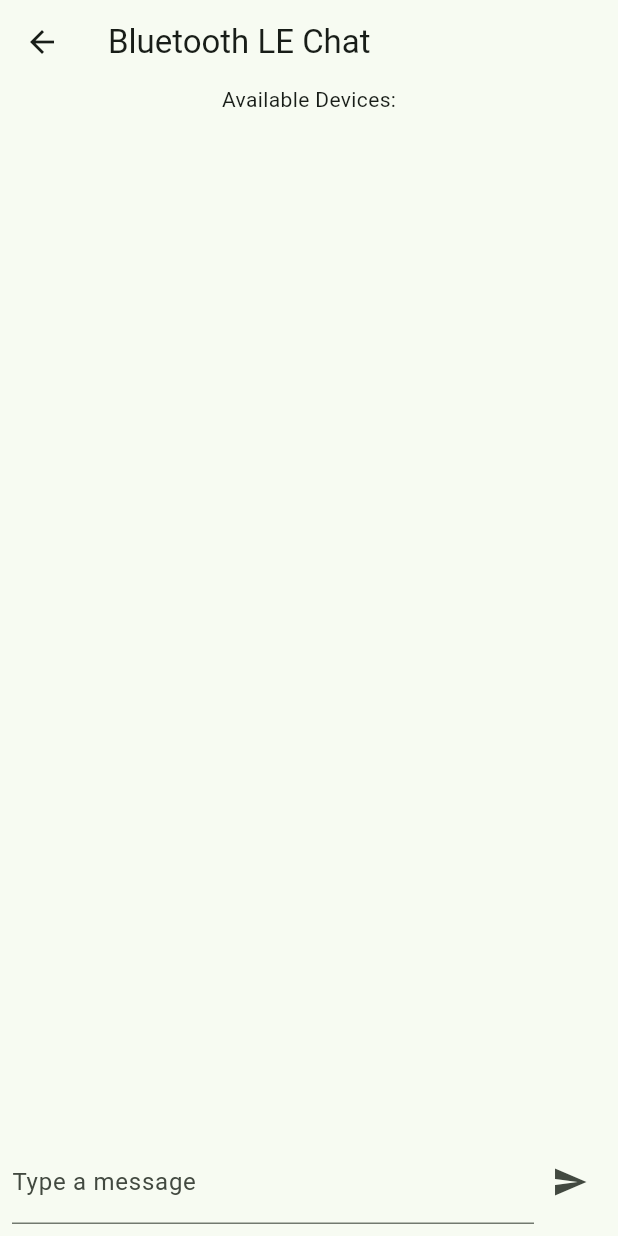
After one commit to DueroBone/my_first_flutter_app, a Flutter app: the MyBLE screen opened directly, on a phone screen of 412 x 824 dp. The commit adds this screen. Run offline on Flutter 3.47's test engine with Material 3 defaults, Android fonts, the phone set to English and light mode, and no system bars; our stand-ins replace flutter_blue.

Commit message:
Bluetooth messaging framework

```diff
--- /dev/null
+++ b/lib/bleexample.dart
@@ -0,0 +1,133 @@
+import 'package:flutter/material.dart';
+import 'package:flutter_blue/flutter_blue.dart';
+
+class MyBLE extends StatefulWidget {
+  const MyBLE({Key? key}) : super(key: key); // Added named 'key' parameter
+
+  @override
+  _MyBLE createState() => _MyBLE();
+}
+
+class _MyBLE extends State<MyBLE> {
+  FlutterBlue flutterBlue = FlutterBlue.instance;
+  BluetoothDevice? connectedDevice; // Added nullable type
+  BluetoothCharacteristic? characteristic; // Added nullable type
+
+  TextEditingController messageController = TextEditingController();
+  List<String> messages = [];
+
+  @override
+  Widget build(BuildContext context) {
+    return Scaffold(
+      appBar: AppBar(
+        title: const Text('Bluetooth LE Chat'), // Added 'const' keyword
+      ),
+      body: Column(
+        children: [
+          _buildDeviceList(),
+          _buildChatArea(),
+          _buildMessageInput(),
+        ],
+      ),
+    );
+  }
+
+  Widget _buildDeviceList() {
+    return StreamBuilder<List<ScanResult>>(
+      stream: flutterBlue.scanResults,
+      builder: (context, snapshot) {
+        if (snapshot.connectionState == ConnectionState.active) {
+          final devices = snapshot.data;
+          return Column(
+            children: [
+              const Text('Available Devices:'),
+              if (devices != null)
+                for (var device in devices)
+                  ListTile(
+                    title: Text(device.device.name),
+                    onTap: () => _connectToDevice(device.device),
+                  ),
+            ],
+          );
+        } else {
+          return const Text('Scanning for devices...'); // Added 'const' keyword
+        }
+      },
+    );
+  }
+
+  Widget _buildChatArea() {
+    return Expanded(
+      child: ListView.builder(
+        itemCount: messages.length,
+        itemBuilder: (context, index) => ListTile(
+          title: Text(messages[index]),
+        ),
+      ),
+    );
+  }
+
+  Widget _buildMessageInput() {
+    return Padding(
+      padding: const EdgeInsets.all(8.0),
+      child: Row(
+        children: [
+          Expanded(
+            child: TextField(
+              controller: messageController,
+              decoration: const InputDecoration(labelText: 'Type a message'), // Added 'const' keyword
+            ),
+          ),
+          IconButton(
+            icon: const Icon(Icons.send), // Added 'const' keyword
+            onPressed: () => _sendMessage(),
+          ),
+        ],
+      ),
+    );
+  }
+
+  Future<void> _connectToDevice(BluetoothDevice device) async {
+    try {
+      await device.connect();
+      List<BluetoothService> services = await device.discoverServices();
+
+      // Assuming there is a custom service with a custom characteristic for messaging
+        BluetoothService customService = services.firstWhere(
+        (service) => service.uuid.toString() == 'your_custom_service_uuid'
+      );
+
+      characteristic = customService.characteristics.firstWhere(
+        (char) => char.uuid.toString() == 'your_custom_characteristic_uuid',
+      );
+
+      // Set up notifications for incoming messages
+      await characteristic?.setNotifyValue(true);
+      characteristic!.value.listen((value) {
+        setState(() {
+          messages.add(String.fromCharCodes(value));
+        });
+      });
+
+      setState(() {
+        connectedDevice = device;
+      });
+        } catch (e) {
+      // Replace print statement with a logging framework
+      debugPrint('Error connecting to the device: $e');
+    }
+  }
+
+  Future<void> _sendMessage() async {
+    if (characteristic != null && connectedDevice != null) {
+      String message = messageController.text;
+      if (message.isNotEmpty) {
+        await characteristic!.write(message.codeUnits);
+        setState(() {
+          messages.add('You: $message');
+          messageController.clear();
+        });
+      }
+    }
+  }
+}
--- a/lib/main.dart
+++ b/lib/main.dart
@@ -14,14 +14,14 @@ class MyApp extends StatelessWidget {
       title: 'Flutter Demo',
       theme: ThemeData(
         colorScheme: ColorScheme.fromSeed(
-            seedColor: Color.fromARGB(255, 0, 255, 100),
+            seedColor: const Color.fromARGB(255, 0, 255, 100),
             brightness: Brightness.light),
         useMaterial3: true,
       ),
       darkTheme: ThemeData(
         colorScheme: ColorScheme.fromSeed(
-            seedColor: Color.fromARGB(255, 2, 56, 24),
-            background: Color.fromARGB(255, 0, 0, 0),
+            seedColor: const Color.fromARGB(255, 2, 56, 24),
+            background: const Color.fromARGB(255, 0, 0, 0),
             brightness: Brightness.dark),
         useMaterial3: true,
       ),
--- a/pubspec.yaml
+++ b/pubspec.yaml
@@ -30,6 +30,7 @@ environment:
 dependencies:
   flutter:
     sdk: flutter
+  flutter_blue: ^0.8.0
 
 
   # The following adds the Cupertino Icons font to your application.
```
Also changed, not shown: pubspec.lock, 1 other file.
